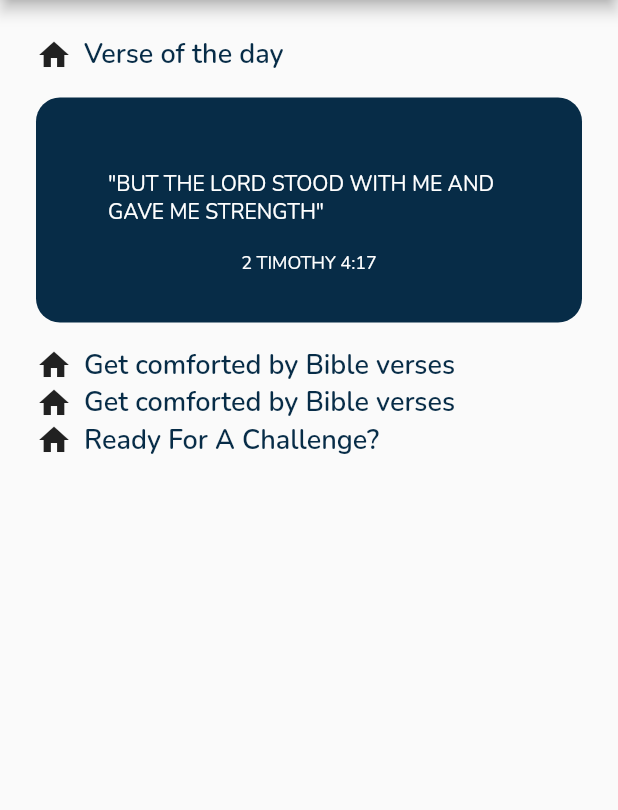
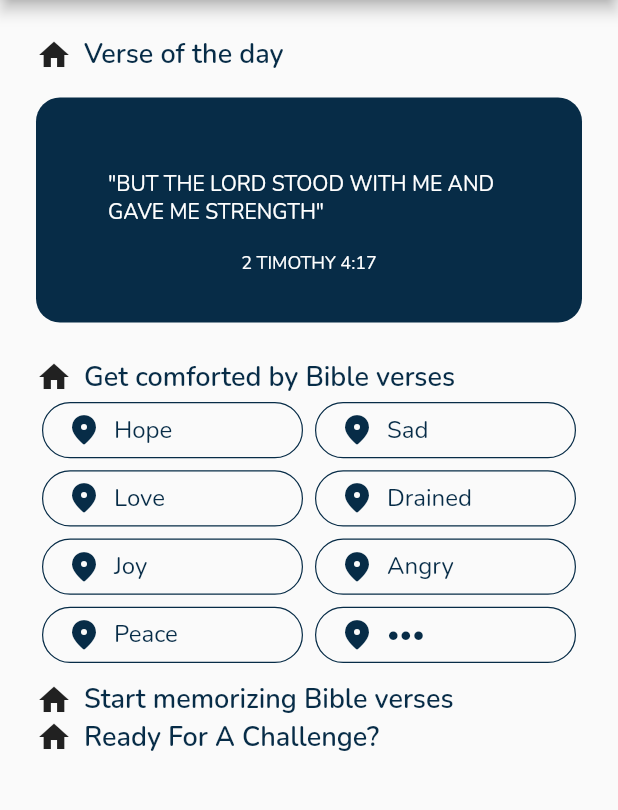
Before and after one commit to MemoryLamp/memorylamp-mobile, a Flutter app: the HomeScreen screen opened by its route, on a phone screen of 412 x 824 dp, the part 84-894 px from its top. Run offline on Flutter 3.47's test engine with Material 2 defaults, Android fonts, the phone set to English and light mode, and no system bars.

Commit message:
add emotions

```diff
--- /dev/null
+++ b/lib/api/models/emotion.dart
@@ -0,0 +1,8 @@
+import 'package:flutter/cupertino.dart';
+
+class Emotion {
+  final String name;
+  final IconData icon;
+
+  const Emotion({required this.name, required this.icon});
+}
--- a/lib/screens/home.dart
+++ b/lib/screens/home.dart
@@ -1,6 +1,8 @@
 import 'package:flutter/material.dart';
+import 'package:memory_lamp/api/models/emotion.dart';
 import 'package:memory_lamp/theming/ml_colors.dart';
 import 'package:memory_lamp/theming/ml_font.dart';
+import 'package:memory_lamp/widgets/buttons/ml_outlined_button.dart';
 import 'package:memory_lamp/widgets/compound_widgets/labeled_icon.dart';
 import 'package:memory_lamp/widgets/compound_widgets/ml_appbar.dart';
 import 'package:memory_lamp/widgets/compound_widgets/ml_drawer.dart';
@@ -67,8 +69,21 @@ class HomeScreen extends StatelessWidget {
     );
   }
 
-  Column _emotions() {
-    return Column(
+  Padding _emotions() {
+    const List<Emotion> _emotionsList = [
+      const Emotion(name: "Hope", icon: Icons.place_rounded),
+      const Emotion(name: "Sad", icon: Icons.place_rounded),
+      const Emotion(name: "Love", icon: Icons.place_rounded),
+      const Emotion(name: "Drained", icon: Icons.place_rounded),
+      const Emotion(name: "Joy", icon: Icons.place_rounded),
+      const Emotion(name: "Angry", icon: Icons.place_rounded),
+      const Emotion(name: "Peace", icon: Icons.place_rounded),
+      const Emotion(name: "•••", icon: Icons.place_rounded),
+    ];
+
+    return Padding(
+      padding: const EdgeInsets.symmetric(vertical: 8.0),
+      child: Column(
         children: [
           LabeledIcon(
             icon: Icons.home,
@@ -77,7 +92,31 @@ class HomeScreen extends StatelessWidget {
               style: MLFont.bannerText01,
             ),
           ),
+          MLContainer(
+            child: GridView.count(
+              crossAxisCount: 2,
+              shrinkWrap: true,
+              physics: NeverScrollableScrollPhysics(),
+              childAspectRatio: 4,
+              children: List.generate(_emotionsList.length, (index) {
+                return Padding(
+                  padding: const EdgeInsets.all(4.0),
+                  child: MLOutlinedButton(
+                    onPressed: () => print("nothing here yet"),
+                    child: LabeledIcon(
+                      icon: _emotionsList[index].icon,
+                      label: MLText(
+                        _emotionsList[index].name,
+                        fontSize: MLFont.medium,
+                      ),
+                    ),
+                  ),
+                );
+              }),
+            ),
+          )
         ],
+      ),
     );
   }
 
@@ -87,7 +126,7 @@ class HomeScreen extends StatelessWidget {
         LabeledIcon(
           icon: Icons.home,
           label: MLText(
-            "Get comforted by Bible verses",
+            "Start memorizing Bible verses",
             style: MLFont.bannerText01,
           ),
         ),
--- a/lib/widgets/buttons/ml_outlined_button.dart
+++ b/lib/widgets/buttons/ml_outlined_button.dart
@@ -8,31 +8,21 @@ class MLOutlinedButton extends StatelessWidget {
   final Color? outlineColor;
   final Widget child;
 
-  const MLOutlinedButton(
-      {this.onPressed,
-      this.backgroundColor,
-      this.borderRadius,
-      this.borderWidth,
-      this.outlineColor,
-      required this.child,
-      Key? key})
-      : super(key: key);
+  const MLOutlinedButton({
+    this.onPressed,
+    this.backgroundColor,
+    this.borderRadius,
+    this.borderWidth,
+    this.outlineColor,
+    required this.child,
+    Key? key,
+  }) : super(key: key);
 
   @override
   Widget build(BuildContext context) {
     return OutlinedButton(
       onPressed: onPressed,
       child: child,
-      style: OutlinedButton.styleFrom(
-        backgroundColor: backgroundColor,
-        shape: RoundedRectangleBorder(
-          borderRadius: borderRadius ?? BorderRadius.circular(30),
-        ),
-        side: BorderSide(
-          width: borderWidth ?? 2,
-          color: outlineColor ?? Colors.white,
-        ),
-      ),
     );
   }
 }
```
Lines whose indentation alone changed are shown as unchanged.
